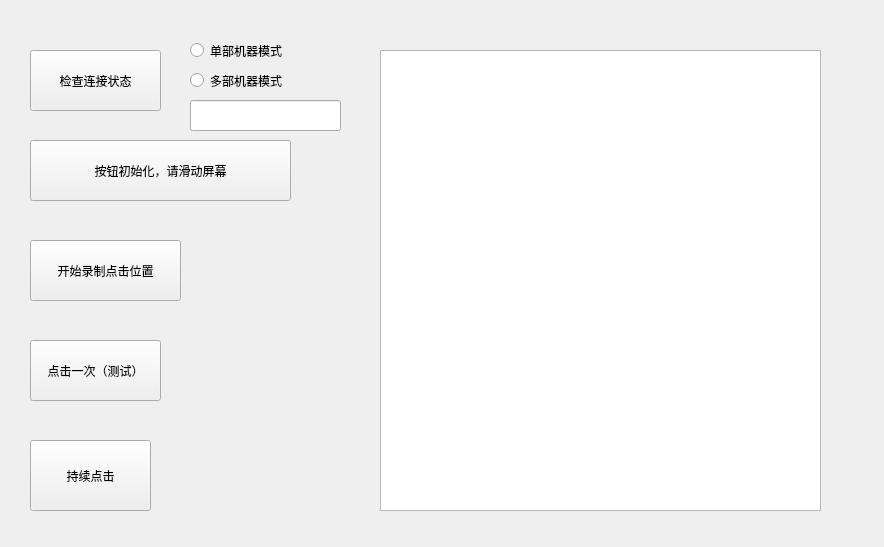
First picture: the form in widget.ui, repository tiansongyu/Android-phone-connector, before the edit.
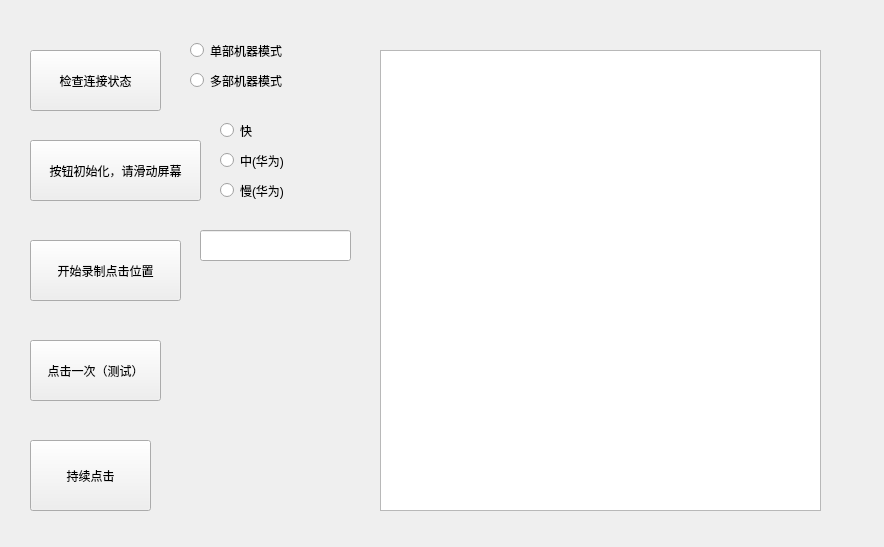
Second picture: the form after the edit.

Patch:
```diff
--- a/widget.ui
+++ b/widget.ui
@@ -80,7 +80,7 @@
     <rect>
      <x>30</x>
      <y>140</y>
-     <width>261</width>
+     <width>171</width>
      <height>61</height>
     </rect>
    </property>
@@ -91,8 +91,8 @@
   <widget class="QLineEdit" name="lineEdit">
    <property name="geometry">
     <rect>
-     <x>190</x>
-     <y>100</y>
+     <x>200</x>
+     <y>230</y>
      <width>151</width>
      <height>31</height>
     </rect>
@@ -124,6 +124,45 @@
     <string>多部机器模式</string>
    </property>
   </widget>
+  <widget class="QRadioButton" name="radioButton_fast">
+   <property name="geometry">
+    <rect>
+     <x>220</x>
+     <y>120</y>
+     <width>117</width>
+     <height>21</height>
+    </rect>
+   </property>
+   <property name="text">
+    <string>快</string>
+   </property>
+  </widget>
+  <widget class="QRadioButton" name="radioButton_med">
+   <property name="geometry">
+    <rect>
+     <x>220</x>
+     <y>150</y>
+     <width>117</width>
+     <height>21</height>
+    </rect>
+   </property>
+   <property name="text">
+    <string>中(华为)</string>
+   </property>
+  </widget>
+  <widget class="QRadioButton" name="radioButton_slow">
+   <property name="geometry">
+    <rect>
+     <x>220</x>
+     <y>180</y>
+     <width>117</width>
+     <height>21</height>
+    </rect>
+   </property>
+   <property name="text">
+    <string>慢(华为)</string>
+   </property>
+  </widget>
  </widget>
  <layoutdefault spacing="6" margin="11"/>
  <resources/>
```
Left out of the diff: 4 changed lines with no effect on the pictures.
